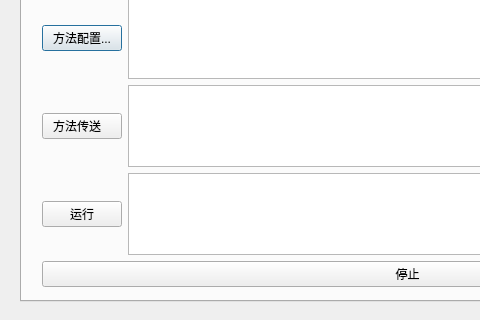
The window that res/ui/main_beta.ui (chadwangcn/control_app) describes before a commit, drawn with Qt 5; both pictures show x 0 to 480 and y 249 to 569 of the 820 by 569 pixel window.
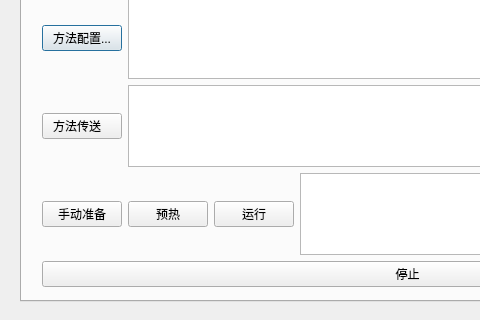
The same window after the commit. The open tabs and pages were chosen to show the change.

Commit message: 优化操作逻辑

```diff
--- a/res/ui/main_beta.ui
+++ b/res/ui/main_beta.ui
@@ -81,6 +81,20 @@
       </item>
       <item>
        <layout class="QHBoxLayout" name="horizontalLayout_5">
+        <item>
+         <widget class="QPushButton" name="pb_ready">
+          <property name="text">
+           <string>手动准备</string>
+          </property>
+         </widget>
+        </item>
+        <item>
+         <widget class="QPushButton" name="pb_Warmming">
+          <property name="text">
+           <string>预热</string>
+          </property>
+         </widget>
+        </item>
         <item>
          <widget class="QPushButton" name="pb_run">
           <property name="text">
```
Left out of the diff: 2 changed lines with no effect on the pictures. The commit also changes 1 other file.
